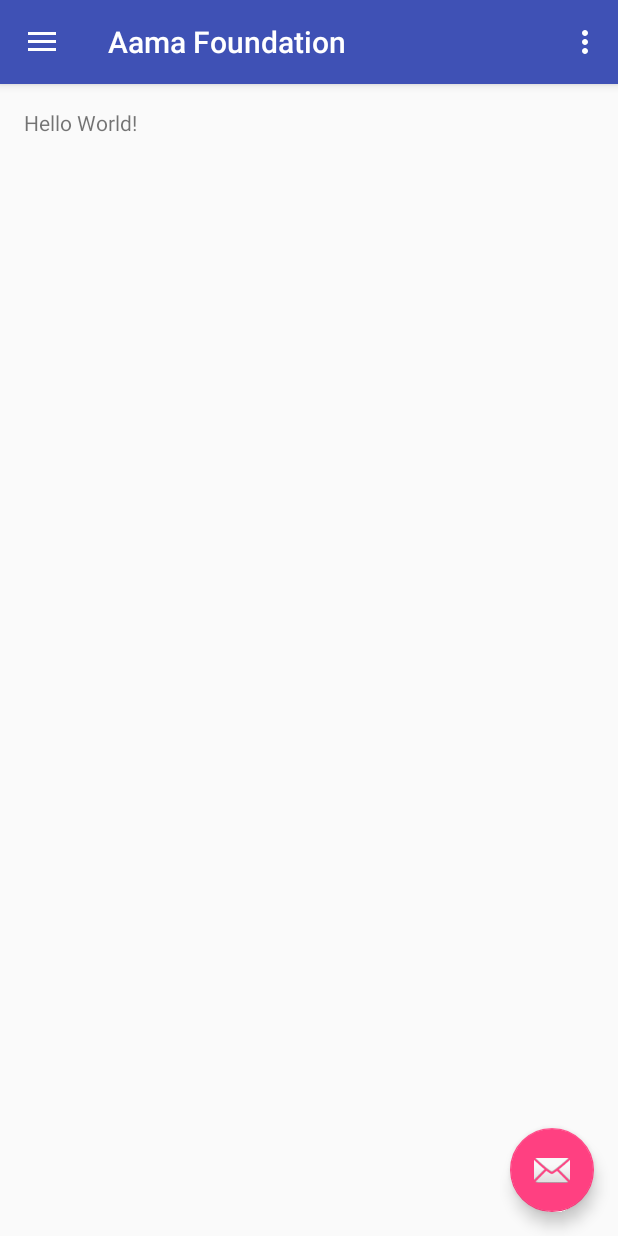
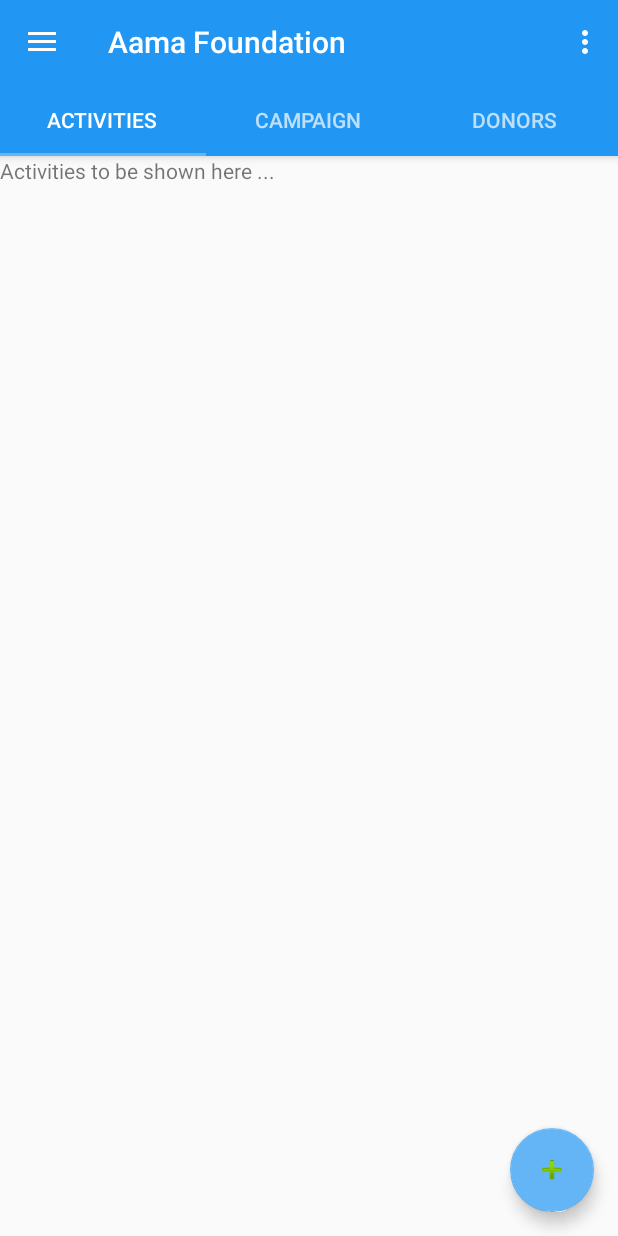
Before and after one commit to BishwajitNepali/Aama-Foundation, an Android app: the screen it shows after launch (MainActivity), in the side drawer, after a tap on "Send", on a phone screen of 412 x 824 dp. Run offline under Robolectric (Android 15) with nearby library versions, the phone set to English and light mode, and no system bars.

Commit message:
Done with placing tabs

```diff
--- a/app/build.gradle
+++ b/app/build.gradle
@@ -20,8 +20,10 @@ android {
 }
 
 dependencies {
-    compile fileTree(dir: 'libs', include: ['*.jar'])
+    compile fileTree(include: ['*.jar'], dir: 'libs')
     testCompile 'junit:junit:4.12'
+
     compile 'com.android.support:appcompat-v7:23.1.1'
     compile 'com.android.support:design:23.1.1'
+    compile 'com.android.support:support-v4:23.1.1'
 }
--- a/app/src/main/AndroidManifest.xml
+++ b/app/src/main/AndroidManifest.xml
@@ -9,7 +9,7 @@
         android:supportsRtl="true"
         android:theme="@style/AppTheme">
         <activity
-            android:name=".MainActivity"
+            android:name=".activity.MainActivity"
             android:label="@string/app_name"
             android:theme="@style/AppTheme.NoActionBar">
             <intent-filter>
--- /dev/null
+++ b/app/src/main/java/com/vastika/aamafoundation/activity/MainActivity.java
@@ -0,0 +1,128 @@
+package com.vastika.aamafoundation.activity;
+
+import android.os.Bundle;
+import android.support.design.widget.FloatingActionButton;
+import android.support.design.widget.NavigationView;
+import android.support.design.widget.TabLayout;
+import android.support.v4.view.GravityCompat;
+import android.support.v4.view.ViewPager;
+import android.support.v4.widget.DrawerLayout;
+import android.support.v7.app.ActionBarDrawerToggle;
+import android.support.v7.app.AppCompatActivity;
+import android.support.v7.widget.Toolbar;
+import android.view.Menu;
+import android.view.MenuItem;
+import android.view.View;
+
+import com.vastika.aamafoundation.R;
+import com.vastika.aamafoundation.adapter.ViewPagerAdapter;
+import com.vastika.aamafoundation.fragment.ActivitiesFragment;
+import com.vastika.aamafoundation.fragment.CampaignFragment;
+import com.vastika.aamafoundation.fragment.DonorsFragment;
+
+public class MainActivity extends AppCompatActivity
+        implements NavigationView.OnNavigationItemSelectedListener {
+
+    private Toolbar toolbar;
+    private TabLayout tabLayout;
+    private ViewPager viewPager;
+
+    @Override
+    protected void onCreate(Bundle savedInstanceState) {
+        super.onCreate(savedInstanceState);
+        setContentView(R.layout.activity_main);
+
+        toolbar = (Toolbar) findViewById(R.id.toolbar);
+        setSupportActionBar(toolbar);
+        getSupportActionBar().setDisplayHomeAsUpEnabled(true);
+
+        viewPager = (ViewPager) findViewById(R.id.viewpager);
+        setupViewPager(viewPager);
+
+        tabLayout = (TabLayout) findViewById(R.id.tabs);
+        tabLayout.setupWithViewPager(viewPager);
+
+        FloatingActionButton fab = (FloatingActionButton) findViewById(R.id.fab);
+        fab.setOnClickListener(new View.OnClickListener() {
+            @Override
+            public void onClick(View view) {
+                /*Snackbar.make(view, "Replace with your own action", Snackbar.LENGTH_LONG)
+                        .setAction("Action", null).show();*/
+            }
+        });
+
+        DrawerLayout drawer = (DrawerLayout) findViewById(R.id.drawer_layout);
+        ActionBarDrawerToggle toggle = new ActionBarDrawerToggle(
+                this, drawer, toolbar, R.string.navigation_drawer_open, R.string.navigation_drawer_close);
+        drawer.setDrawerListener(toggle);
+        toggle.syncState();
+
+        NavigationView navigationView = (NavigationView) findViewById(R.id.nav_view);
+        navigationView.setNavigationItemSelectedListener(this);
+    }
+
+    private void setupViewPager(ViewPager viewPager) {
+        ViewPagerAdapter adapter = new ViewPagerAdapter(getSupportFragmentManager());
+        adapter.addFragment(new ActivitiesFragment(), "ACTIVITIES");
+        adapter.addFragment(new CampaignFragment(), "CAMPAIGN");
+        adapter.addFragment(new DonorsFragment(), "DONORS");
+        viewPager.setAdapter(adapter);
+    }
+
+    @Override
+    public void onBackPressed() {
+        DrawerLayout drawer = (DrawerLayout) findViewById(R.id.drawer_layout);
+        if (drawer.isDrawerOpen(GravityCompat.START)) {
+            drawer.closeDrawer(GravityCompat.START);
+        } else {
+            super.onBackPressed();
+        }
+    }
+
+    @Override
+    public boolean onCreateOptionsMenu(Menu menu) {
+        // Inflate the menu; this adds items to the action bar if it is present.
+        getMenuInflater().inflate(R.menu.main, menu);
+        return true;
+    }
+
+    @Override
+    public boolean onOptionsItemSelected(MenuItem item) {
+        // Handle action bar item clicks here. The action bar will
+        // automatically handle clicks on the Home/Up button, so long
+        // as you specify a parent activity in AndroidManifest.xml.
+        int id = item.getItemId();
+
+        //noinspection SimplifiableIfStatement
+        if (id == R.id.action_settings) {
+            return true;
+        }
+
+        return super.onOptionsItemSelected(item);
+    }
+
+    @SuppressWarnings("StatementWithEmptyBody")
+    @Override
+    public boolean onNavigationItemSelected(MenuItem item) {
+        // Handle navigation view item clicks here.
+        int id = item.getItemId();
+
+        if (id == R.id.nav_camera) {
+            // Handle the camera action
+        } else if (id == R.id.nav_gallery) {
+
+        } else if (id == R.id.nav_slideshow) {
+
+        } else if (id == R.id.nav_manage) {
+
+        } else if (id == R.id.nav_share) {
+
+        } else if (id == R.id.nav_send) {
+
+        }
+
+        DrawerLayout drawer = (DrawerLayout) findViewById(R.id.drawer_layout);
+        drawer.closeDrawer(GravityCompat.START);
+        return true;
+    }
+}
--- /dev/null
+++ b/app/src/main/java/com/vastika/aamafoundation/adapter/ViewPagerAdapter.java
@@ -0,0 +1,44 @@
+package com.vastika.aamafoundation.adapter;
+
+import android.support.v4.app.Fragment;
+import android.support.v4.app.FragmentManager;
+import android.support.v4.app.FragmentPagerAdapter;
+
+import java.util.ArrayList;
+import java.util.List;
+
+/**
+ * Created by Almighty Amir on 10-Feb-16.
+ */
+public class ViewPagerAdapter extends FragmentPagerAdapter {
+
+    private final List<Fragment> fragmentList = new ArrayList<>();
+    private final List<String> fragmentTitleList = new ArrayList<>();
+
+    public ViewPagerAdapter(FragmentManager fm) {
+        super(fm);
+    }
+
+    @Override
+    public Fragment getItem(int position) {
+
+        return fragmentList.get(position);
+    }
+
+    @Override
+    public int getCount() {
+
+        return fragmentList.size();
+    }
+
+    public void addFragment (Fragment fragment, String title){
+        fragmentList.add(fragment);
+        fragmentTitleList.add(title);
+    }
+
+    @Override
+    public CharSequence getPageTitle(int position) {
+
+        return fragmentTitleList.get(position);
+    }
+}
--- /dev/null
+++ b/app/src/main/java/com/vastika/aamafoundation/fragment/ActivitiesFragment.java
@@ -0,0 +1,42 @@
+package com.vastika.aamafoundation.fragment;
+
+import android.os.Bundle;
+import android.support.v4.app.Fragment;
+import android.view.LayoutInflater;
+import android.view.View;
+import android.view.ViewGroup;
+
+import com.vastika.aamafoundation.R;
+
+public class ActivitiesFragment extends Fragment {
+
+    View view;
+
+    public ActivitiesFragment() {
+    }
+
+    @Override
+    public void onCreate(Bundle savedInstanceState) {
+        super.onCreate(savedInstanceState);
+    }
+
+    @Override
+    public View onCreateView(LayoutInflater inflater, ViewGroup container,
+                             Bundle savedInstanceState) {
+
+        // Inflate the layout for this fragment
+        view = inflater.inflate(R.layout.fragment_activities, container, false);
+
+        /*historyList = (ListView) view.findViewById(R.id.history_list);
+
+        DatabaseHandler dbHandler = new DatabaseHandler(getActivity());
+        medsList = dbHandler.getAllMedication();
+
+        Log.e("getAllMedication", "" + medsList);
+
+        HistoryAdapter adapter = new HistoryAdapter(getActivity(), medsList);
+        historyList.setAdapter(adapter);*/
+
+        return view;
+    }
+}
--- /dev/null
+++ b/app/src/main/java/com/vastika/aamafoundation/fragment/CampaignFragment.java
@@ -0,0 +1,32 @@
+package com.vastika.aamafoundation.fragment;
+
+import android.os.Bundle;
+import android.support.v4.app.Fragment;
+import android.view.LayoutInflater;
+import android.view.View;
+import android.view.ViewGroup;
+
+import com.vastika.aamafoundation.R;
+
+public class CampaignFragment extends Fragment {
+
+    View view;
+
+    public CampaignFragment() {
+    }
+
+
+    @Override
+    public void onCreate(Bundle savedInstanceState) {
+        super.onCreate(savedInstanceState);
+    }
+
+    @Override
+    public View onCreateView(LayoutInflater inflater, ViewGroup container,
+                             Bundle savedInstanceState) {
+
+        // Inflate the layout for this fragment
+        view =  inflater.inflate(R.layout.fragment_campaign, container, false);
+        return view;
+    }
+}
--- /dev/null
+++ b/app/src/main/java/com/vastika/aamafoundation/fragment/DonorsFragment.java
@@ -0,0 +1,34 @@
+package com.vastika.aamafoundation.fragment;
+
+import android.os.Bundle;
+import android.support.v4.app.Fragment;
+import android.view.LayoutInflater;
+import android.view.View;
+import android.view.ViewGroup;
+
+import com.vastika.aamafoundation.R;
+
+public class DonorsFragment extends Fragment {
+
+    View view;
+
+    public DonorsFragment() {
+        // Required empty public constructor
+    }
+
+    @Override
+    public void onCreate(Bundle savedInstanceState) {
+        super.onCreate(savedInstanceState);
+    }
+
+    @Override
+    public View onCreateView(LayoutInflater inflater, ViewGroup container,
+                             Bundle savedInstanceState) {
+
+        // Inflate the layout for this fragment
+        view = inflater.inflate(R.layout.fragment_donors, container, false);
+        return view;
+    }
+
+
+}
--- a/app/src/main/res/layout/app_bar_main.xml
+++ b/app/src/main/res/layout/app_bar_main.xml
@@ -5,7 +5,7 @@
     android:layout_width="match_parent"
     android:layout_height="match_parent"
     android:fitsSystemWindows="true"
-    tools:context="com.vastika.aamafoundation.MainActivity">
+    tools:context=".activity.MainActivity">
 
     <android.support.design.widget.AppBarLayout
         android:layout_width="match_parent"
@@ -19,7 +19,20 @@
             android:background="?attr/colorPrimary"
             app:popupTheme="@style/AppTheme.PopupOverlay" />
 
+        <android.support.design.widget.TabLayout
+            android:id="@+id/tabs"
+            android:layout_width="match_parent"
+            android:layout_height="wrap_content"
+            app:tabMode="fixed"
+            app:tabGravity="fill"/>
+
     </android.support.design.widget.AppBarLayout>
+
+    <android.support.v4.view.ViewPager
+        android:id="@+id/viewpager"
+        android:layout_width="match_parent"
+        android:layout_height="match_parent"
+        app:layout_behavior="@string/appbar_scrolling_view_behavior"  />
 
     <include layout="@layout/content_main" />
 
@@ -29,6 +42,6 @@
         android:layout_height="wrap_content"
         android:layout_gravity="bottom|end"
         android:layout_margin="@dimen/fab_margin"
-        android:src="@android:drawable/ic_dialog_email" />
+        android:src="@android:drawable/ic_input_add" />
 
 </android.support.design.widget.CoordinatorLayout>
--- a/app/src/main/res/layout/content_main.xml
+++ b/app/src/main/res/layout/content_main.xml
@@ -9,11 +9,7 @@
     android:paddingRight="@dimen/activity_horizontal_margin"
     android:paddingTop="@dimen/activity_vertical_margin"
     app:layout_behavior="@string/appbar_scrolling_view_behavior"
-    tools:context="com.vastika.aamafoundation.MainActivity"
+    tools:context=".activity.MainActivity"
     tools:showIn="@layout/app_bar_main">
 
-    <TextView
-        android:layout_width="wrap_content"
-        android:layout_height="wrap_content"
-        android:text="Hello World!" />
 </RelativeLayout>
--- /dev/null
+++ b/app/src/main/res/layout/fragment_activities.xml
@@ -0,0 +1,13 @@
+<FrameLayout xmlns:android="http://schemas.android.com/apk/res/android"
+    xmlns:tools="http://schemas.android.com/tools"
+    android:layout_width="match_parent"
+    android:layout_height="match_parent"
+    tools:context=".fragment.ActivitiesFragment">
+
+    <TextView
+        android:layout_width="match_parent"
+        android:layout_height="wrap_content"
+        android:text="Activities to be shown here ..."
+        android:textSize="14dp"/>
+
+</FrameLayout>
--- /dev/null
+++ b/app/src/main/res/layout/fragment_campaign.xml
@@ -0,0 +1,14 @@
+<FrameLayout xmlns:android="http://schemas.android.com/apk/res/android"
+    xmlns:tools="http://schemas.android.com/tools"
+    android:layout_width="match_parent"
+    android:layout_height="match_parent"
+    tools:context=".fragment.CampaignFragment">
+
+    <TextView
+        android:layout_width="match_parent"
+        android:layout_height="wrap_content"
+        android:text="Campaigns to be shown here ..."
+        android:textSize="14dp"/>
+
+
+</FrameLayout>
--- /dev/null
+++ b/app/src/main/res/layout/fragment_donors.xml
@@ -0,0 +1,12 @@
+<FrameLayout xmlns:android="http://schemas.android.com/apk/res/android"
+    xmlns:tools="http://schemas.android.com/tools"
+    android:layout_width="match_parent"
+    android:layout_height="match_parent"
+    tools:context=".fragment.DonorsFragment">
+
+    <TextView
+        android:layout_width="match_parent"
+        android:layout_height="wrap_content"
+        android:text="Donors to be shown here ..."
+        android:textSize="14dp"/>
+</FrameLayout>
--- a/app/src/main/res/values/colors.xml
+++ b/app/src/main/res/values/colors.xml
@@ -1,6 +1,9 @@
 <?xml version="1.0" encoding="utf-8"?>
 <resources>
-    <color name="colorPrimary">#3F51B5</color>
-    <color name="colorPrimaryDark">#303F9F</color>
-    <color name="colorAccent">#FF4081</color>
+    <color name="colorPrimary">#2196f3</color>
+    <color name="colorPrimaryDark">#1976d2</color>
+    <color name="textColorPrimary">#FFFFFF</color>
+    <color name="windowBackground">#FFFFFF</color>
+    <color name="navigationBarColor">#000000</color>
+    <color name="colorAccent">#64b5f6</color>
 </resources>
--- a/app/src/main/res/values/strings.xml
+++ b/app/src/main/res/values/strings.xml
@@ -5,4 +5,7 @@
     <string name="navigation_drawer_close">Close navigation drawer</string>
 
     <string name="action_settings">Settings</string>
+
+    <!-- TODO: Remove or change this placeholder text -->
+    <string name="hello_blank_fragment">Hello blank fragment</string>
 </resources>
```
